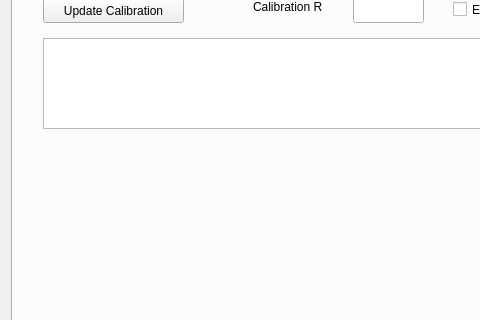
saul-rodriguez/Qt, file BioDriver/bio2016/mainwindow.ui: the form before one commit; both pictures show x 0 to 480 and y 96 to 416 of the 974 by 600 pixel window.
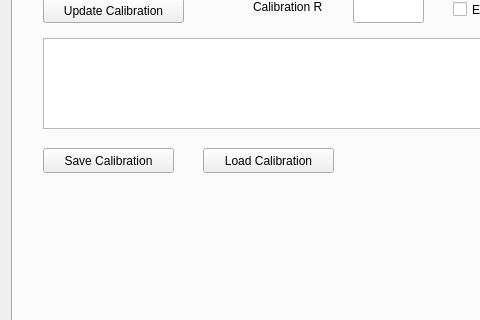
The form after the commit. Custom widgets are drawn as their Qt base class.

Commit message: save and read calibration added

```diff
--- a/BioDriver/bio2016/mainwindow.ui
+++ b/BioDriver/bio2016/mainwindow.ui
@@ -1254,6 +1254,32 @@
          <string>Calibration R</string>
         </property>
        </widget>
+       <widget class="QPushButton" name="pushButtonSaveCal">
+        <property name="geometry">
+         <rect>
+          <x>30</x>
+          <y>190</y>
+          <width>131</width>
+          <height>25</height>
+         </rect>
+        </property>
+        <property name="text">
+         <string>Save Calibration</string>
+        </property>
+       </widget>
+       <widget class="QPushButton" name="pushButtonLoadCal">
+        <property name="geometry">
+         <rect>
+          <x>190</x>
+          <y>190</y>
+          <width>131</width>
+          <height>25</height>
+         </rect>
+        </property>
+        <property name="text">
+         <string>Load Calibration</string>
+        </property>
+       </widget>
       </widget>
      </widget>
     </item>
```
The commit also changes 9 other files.
